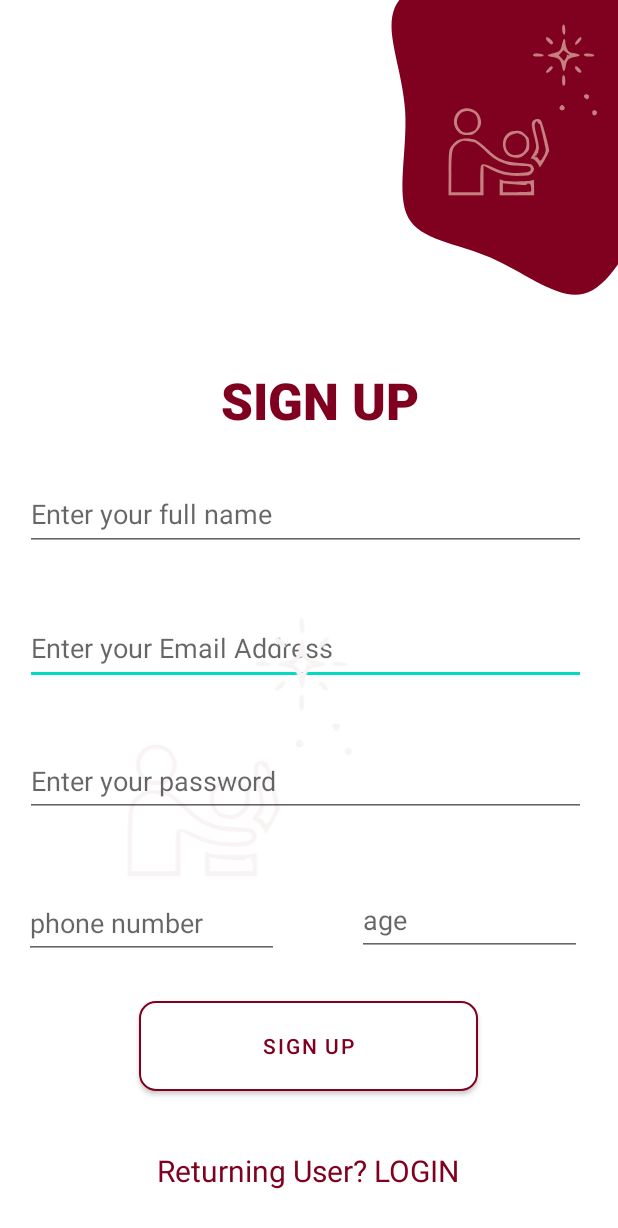
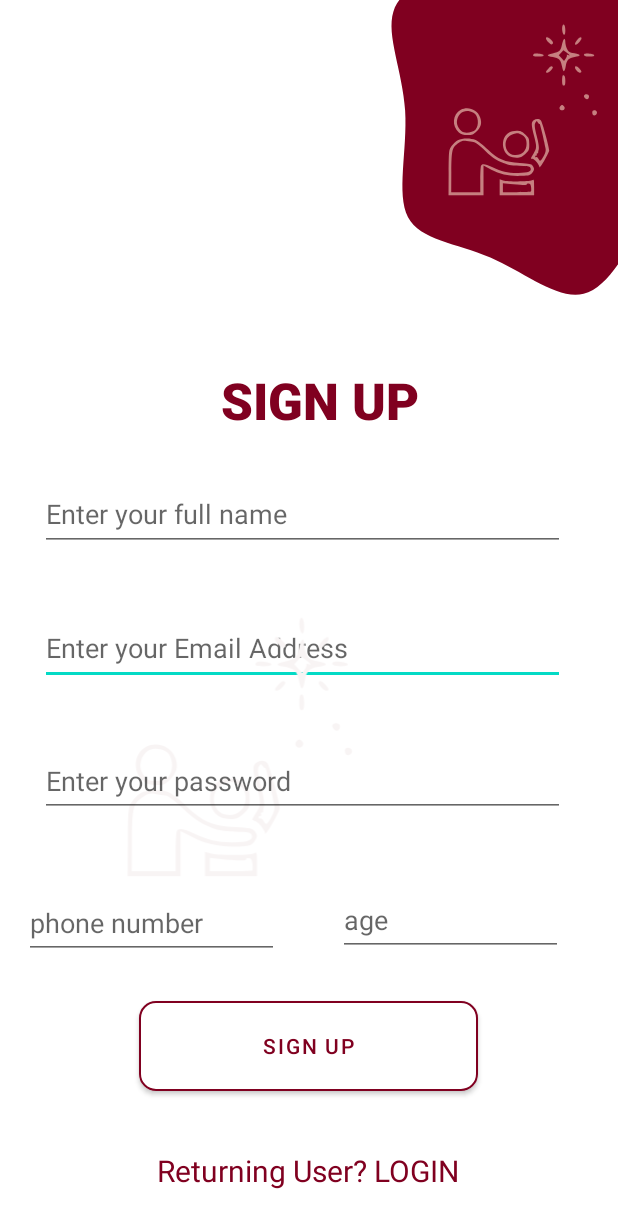
Before and after one commit to isBioku/kolomentorMobileApp, an Android app: the screen it shows after launch (MainActivity), on a phone screen of 412 x 824 dp. Shown: the top 1228 px of the screen. Run offline under Robolectric (Android 15) with nearby library versions, the phone set to English and light mode, and no system bars.

Commit message:
Adjusted the alignment of the signup fields on the sign up activity

```diff
--- a/app/src/main/res/layout/sign_up.xml
+++ b/app/src/main/res/layout/sign_up.xml
@@ -99,7 +99,7 @@
 
     <EditText
         android:id="@+id/editTextTextEmailAddress5"
-        android:layout_width="374dp"
+        android:layout_width="350dp"
         android:layout_height="49dp"
         android:layout_marginTop="24dp"
         android:ems="10"
@@ -126,7 +126,7 @@
 
     <EditText
         android:id="@+id/editTextTextPersonName2"
-        android:layout_width="374dp"
+        android:layout_width="350dp"
         android:layout_height="49dp"
         android:ems="10"
         android:hint="Enter your full name"
@@ -153,7 +153,7 @@
 
     <EditText
         android:id="@+id/editTextTextPassword3"
-        android:layout_width="374dp"
+        android:layout_width="350dp"
         android:layout_height="48dp"
         android:layout_marginTop="40dp"
         android:ems="10"
```
